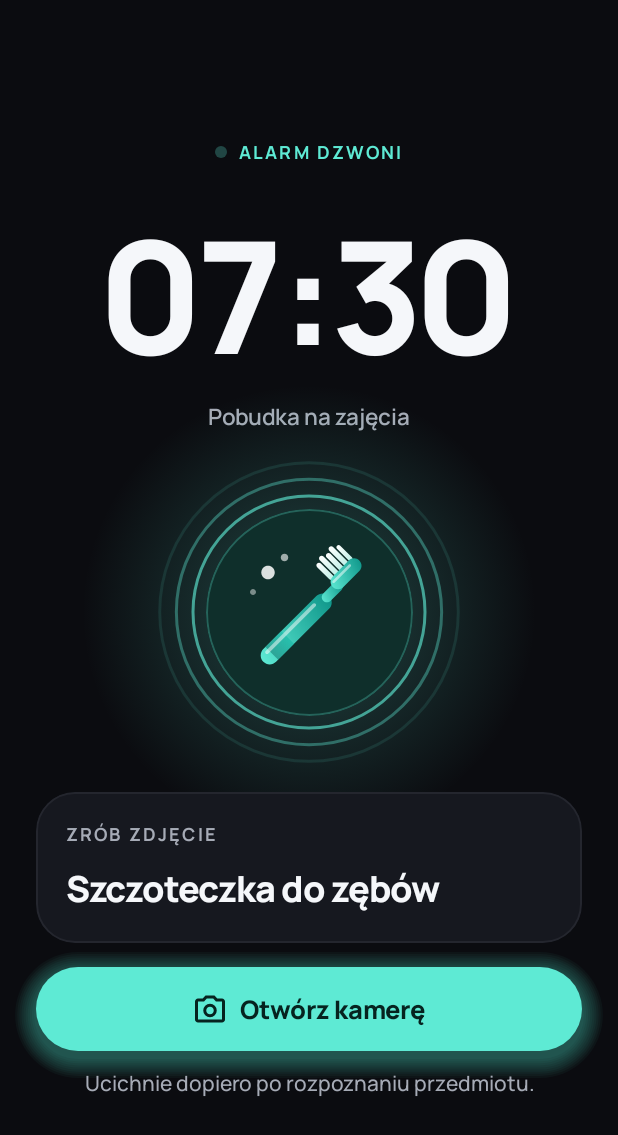
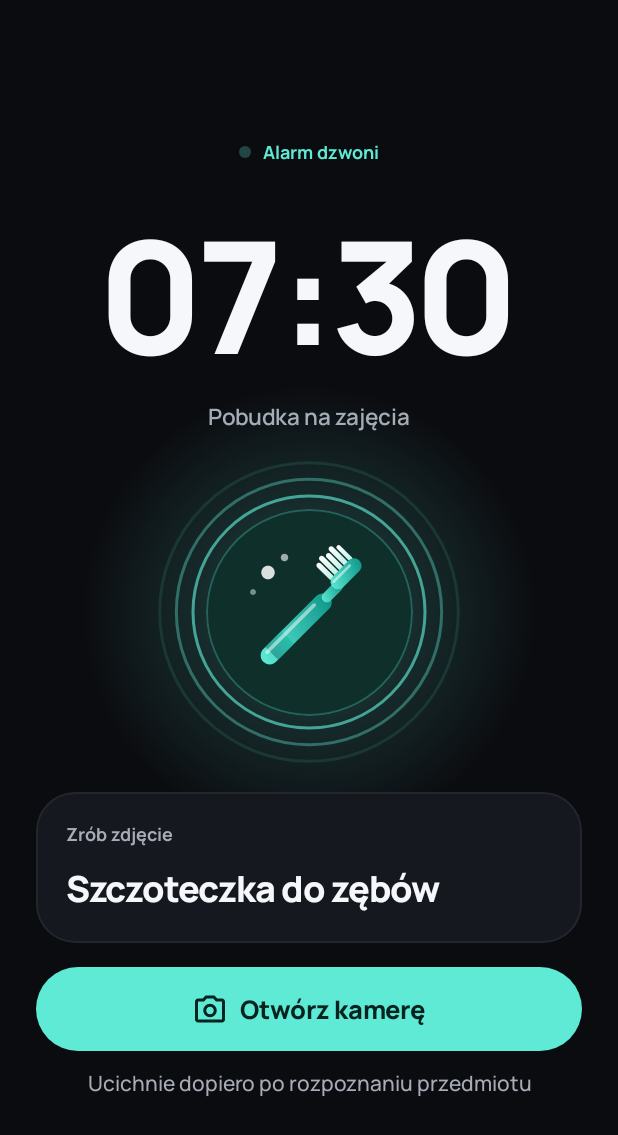
Before and after one commit to kelly-sudo/shotclock, an Android app built with Jetpack Compose: the RingScreen screen opened through its navigation route, on a phone screen of 412 x 824 dp. Shown: the top 1135 px of the screen. Run offline under Robolectric (Android 15) with nearby library versions, the phone set to English and light mode, and no system bars.

Commit message:
Design: drobne poprawki wyglądu (etykiety, przycisk, podpisy, karty)
- Etykiety sekcji zwykłym zapisem zamiast wersalików z rozstrzeleniem
  (styl SectionLabelText zamiast OverlineText, letterSpacing 0).
- Płaski przycisk „Otwórz kamerę”: usunięta pulsująca poświata
  i nieużywany już modyfikator glowBehind. Fale wokół przedmiotu zostają.
- Krótkie jednozdaniowe podpisy bez kropki na końcu.
- Ekran Przedmioty: „W 1 alarmie” jako cichy tekst zamiast białej pigułki.
- Lista alarmów: każda karta pokazuje wymagany przedmiot
  („Zdjęcie: …”, wspólna funkcja alarmTaskText).
- Edycja alarmu: wiersze Dźwięk / Wibracje / Narastająca głośność
  mają stałą wysokość 56 dp (Sizes.optionRowHeight) i nie mają odstępów.

Co-Authored-By: Claude Opus 5.5 <noreply@anthropic.com>

```diff
--- a/app/src/main/java/pl/shotclock/budzik/ui/ring/RingScreen.kt
+++ b/app/src/main/java/pl/shotclock/budzik/ui/ring/RingScreen.kt
@@ -35,19 +35,17 @@ import pl.shotclock.budzik.ui.objects.ObjectVisual
 import pl.shotclock.budzik.ui.theme.Accent
 import pl.shotclock.budzik.ui.theme.AppShapes
 import pl.shotclock.budzik.ui.theme.MintTint
-import pl.shotclock.budzik.ui.theme.OverlineText
+import pl.shotclock.budzik.ui.theme.SectionLabelText
 import pl.shotclock.budzik.ui.theme.ShotClockTheme
 import pl.shotclock.budzik.ui.theme.Sizes
 import pl.shotclock.budzik.ui.theme.Spacing
 import pl.shotclock.budzik.ui.theme.TextSecondary
 import pl.shotclock.budzik.ui.theme.entranceFrom
-import pl.shotclock.budzik.ui.theme.glowBehind
 import pl.shotclock.budzik.ui.theme.rememberEntrance
 import pl.shotclock.budzik.ui.theme.rememberPulse
 import pl.shotclock.budzik.ui.theme.rememberShakeAngle
 
 private const val BlinkMillis = 550
-private const val CameraGlowMillis = 2200
 
 /**
  * Ekran dzwonienia na przykładowych danych. Prawdziwy alarm dojdzie w Etapie 3.
@@ -91,7 +89,7 @@ fun RingScreen(
         ) {
             Text(
                 text = stringResource(R.string.ring_task),
-                style = OverlineText,
+                style = SectionLabelText,
                 color = TextSecondary,
             )
             Text(
@@ -104,14 +102,10 @@ fun RingScreen(
             horizontalAlignment = Alignment.CenterHorizontally,
             verticalArrangement = Arrangement.spacedBy(Spacing.smallMedium),
         ) {
-            // Pulsująca poświata przyciąga wzrok do jedynej akcji na tym ekranie.
-            val cameraGlow = rememberPulse(CameraGlowMillis, label = "camera glow")
             AppButton(
                 text = stringResource(R.string.ring_open_camera),
                 onClick = onOpenCamera,
-                modifier = Modifier
-                    .fillMaxWidth()
-                    .glowBehind(cameraGlow),
+                modifier = Modifier.fillMaxWidth(),
                 icon = R.drawable.ic_camera,
             )
             Text(
@@ -141,7 +135,7 @@ private fun RingStatus(modifier: Modifier = Modifier) {
                 .clip(AppShapes.pill)
                 .background(Accent),
         )
-        Text(text = stringResource(R.string.ring_status), style = OverlineText, color = Accent)
+        Text(text = stringResource(R.string.ring_status), style = SectionLabelText, color = Accent)
     }
 }
 
--- a/app/src/main/java/pl/shotclock/budzik/ui/theme/Motion.kt
+++ b/app/src/main/java/pl/shotclock/budzik/ui/theme/Motion.kt
@@ -22,11 +22,6 @@ import androidx.compose.runtime.State
 import androidx.compose.runtime.getValue
 import androidx.compose.runtime.remember
 import androidx.compose.ui.Modifier
-import androidx.compose.ui.draw.drawBehind
-import androidx.compose.ui.geometry.CornerRadius
-import androidx.compose.ui.geometry.Offset
-import androidx.compose.ui.geometry.Size
-import androidx.compose.ui.graphics.Color
 import androidx.compose.ui.graphics.graphicsLayer
 import androidx.compose.ui.platform.LocalInspectionMode
 import androidx.compose.ui.unit.dp
@@ -42,16 +37,6 @@ private const val EntranceMillis = 600
 private const val EntranceStepMillis = 90L
 private const val ShakeLoopMillis = 2600
 private val EntranceOffset = 20.dp
-
-// Poświata przycisku: jak daleko sięga, jak mocno świeci i z ilu warstw się składa.
-// Zasięg jest mniejszy niż odstęp do karty nad przyciskiem, żeby poświata na nią nie wchodziła.
-private val GlowSpread = 14.dp
-private const val GlowMinSpread = 0.6f
-private const val GlowMinAlpha = 0.12f
-private const val GlowMaxAlpha = 0.34f
-private const val GlowLayers = 10
-// Poświata jest lekko przesunięta w dół, jak cień pod przyciskiem w makiecie.
-private val GlowDrop = 4.dp
 
 /** Skala przycisku: lekko maleje przy naciśnięciu i sprężyście wraca. */
 @Composable
@@ -138,26 +123,3 @@ fun rememberShakeAngle(): State<Float> =
         ),
         label = "shake angle",
     )
-
-/**
- * Miękka, pulsująca poświata wokół przycisku w kształcie pigułki (główny przycisk na ekranie dzwonienia).
- * Zamiast rozmycia rysujemy kilka coraz większych, prawie przezroczystych pigułek jedna na drugiej:
- * przy krawędzi przycisku nakładają się wszystkie, dalej coraz mniej, więc światło łagodnie zanika.
- * Działa tak samo na każdej wersji Androida. [pulse] (0–1) czytamy dopiero przy rysowaniu,
- * więc w każdej klatce nic się nie przebudowuje.
- */
-fun Modifier.glowBehind(pulse: State<Float>, color: Color = Accent): Modifier = drawBehind {
-    val spread = GlowSpread.toPx() * (GlowMinSpread + (1f - GlowMinSpread) * pulse.value)
-    val drop = GlowDrop.toPx()
-    val layerAlpha = (GlowMinAlpha + (GlowMaxAlpha - GlowMinAlpha) * pulse.value) / GlowLayers
-    repeat(GlowLayers) { index ->
-        val grow = spread * (index + 1) / GlowLayers
-        drawRoundRect(
-            color = color,
-            topLeft = Offset(-grow, -grow + drop),
-            size = Size(size.width + grow * 2, size.height + grow * 2),
-            cornerRadius = CornerRadius(size.height / 2 + grow),
-            alpha = layerAlpha,
-        )
-    }
-}
--- a/app/src/main/java/pl/shotclock/budzik/ui/theme/Spacing.kt
+++ b/app/src/main/java/pl/shotclock/budzik/ui/theme/Spacing.kt
@@ -30,7 +30,8 @@ object Sizes {
 
     val presetChipHeight = 40.dp
     val objectTileHeight = 96.dp
-    val settingRowHeight = 48.dp
+    // Wiersz opcji (np. Dźwięk, Wibracje): wyższy niż minimalny element dotykowy, żeby był wygodny.
+    val optionRowHeight = 56.dp
     val textFieldHeight = 56.dp
     val snackbarHeight = 56.dp
     val listRowHeight = 56.dp
--- a/app/src/main/java/pl/shotclock/budzik/ui/theme/Type.kt
+++ b/app/src/main/java/pl/shotclock/budzik/ui/theme/Type.kt
@@ -84,13 +84,13 @@ val Typography = Typography(
     ),
 )
 
-// Małe nagłówki pisane wielkimi literami, np. „POWTARZAJ”.
-val OverlineText = TextStyle(
+// Małe nagłówki sekcji, np. „Powtarzaj”. Zwykły zapis zdaniowy, bez wersalików i rozstrzelenia liter.
+val SectionLabelText = TextStyle(
     fontFamily = AppFont,
     fontWeight = FontWeight.Bold,
     fontSize = 12.sp,
     lineHeight = 16.sp,
-    letterSpacing = 0.12.em,
+    letterSpacing = 0.sp,
 )
 
 // "tnum" nadaje wszystkim cyfrom tę samą szerokość, więc godzina nie „skacze” przy zmianie minut.
--- a/app/src/main/res/values/strings.xml
+++ b/app/src/main/res/values/strings.xml
@@ -15,9 +15,9 @@
     <!-- Przedmioty. Kubek to przykład, dopóki zespół AI nie wybierze drugiego przedmiotu. -->
     <string name="object_toothbrush">Szczoteczka do zębów</string>
     <string name="object_toothbrush_short">Szczoteczka</string>
-    <string name="object_toothbrush_tip">Pokaż ją całą, w dobrym świetle.</string>
+    <string name="object_toothbrush_tip">Pokaż ją całą, w dobrym świetle</string>
     <string name="object_mug">Kubek</string>
-    <string name="object_mug_tip">Najlepiej ujęty lekko z boku, z widocznym uchem.</string>
+    <string name="object_mug_tip">Najlepiej ujęty lekko z boku, z widocznym uchem</string>
     <string name="object_random">Losowy</string>
     <string name="object_random_description">Losowy przedmiot</string>
 
@@ -48,14 +48,14 @@
     <string name="edit_title_new">Nowy alarm</string>
     <string name="time_wheel_hours">Godziny</string>
     <string name="time_wheel_minutes">Minuty</string>
-    <string name="edit_repeat">POWTARZAJ</string>
+    <string name="edit_repeat">Powtarzaj</string>
     <string name="edit_preset_workdays">Dni robocze</string>
     <string name="edit_preset_weekend">Weekend</string>
     <string name="edit_preset_everyday">Codziennie</string>
-    <string name="edit_days_once_hint">Bez zaznaczonych dni alarm zadzwoni tylko raz.</string>
-    <string name="edit_label">ETYKIETA</string>
+    <string name="edit_days_once_hint">Bez zaznaczonych dni alarm zadzwoni tylko raz</string>
+    <string name="edit_label">Etykieta</string>
     <string name="edit_label_placeholder">Np. Zajęcia</string>
-    <string name="edit_object">CO SFOTOGRAFOWAĆ</string>
+    <string name="edit_object">Co sfotografować</string>
     <string name="edit_sound">Dźwięk</string>
     <string name="edit_sound_default">Domyślny</string>
     <string name="edit_vibration">Wibracje</string>
@@ -81,11 +81,11 @@
     </string-array>
 
     <!-- Ekran dzwonienia -->
-    <string name="ring_status">ALARM DZWONI</string>
+    <string name="ring_status">Alarm dzwoni</string>
     <string name="ring_label_sample">Pobudka na zajęcia</string>
-    <string name="ring_task">ZRÓB ZDJĘCIE</string>
+    <string name="ring_task">Zrób zdjęcie</string>
     <string name="ring_open_camera">Otwórz kamerę</string>
-    <string name="ring_note">Ucichnie dopiero po rozpoznaniu przedmiotu.</string>
+    <string name="ring_note">Ucichnie dopiero po rozpoznaniu przedmiotu</string>
 
     <!-- Ekran kamery -->
     <string name="camera_title">Kamera</string>
```
Also changed, not shown: app/src/main/java/pl/shotclock/budzik/ui/alarms/AlarmTexts.kt (+9 -0 lines), app/src/main/java/pl/shotclock/budzik/ui/alarms/AlarmsScreen.kt (+10 -2 lines), app/src/main/java/pl/shotclock/budzik/ui/edit/EditAlarmScreen.kt (+5 -3 lines), app/src/main/java/pl/shotclock/budzik/ui/objects/ObjectsScreen.kt (+1 -7 lines).
